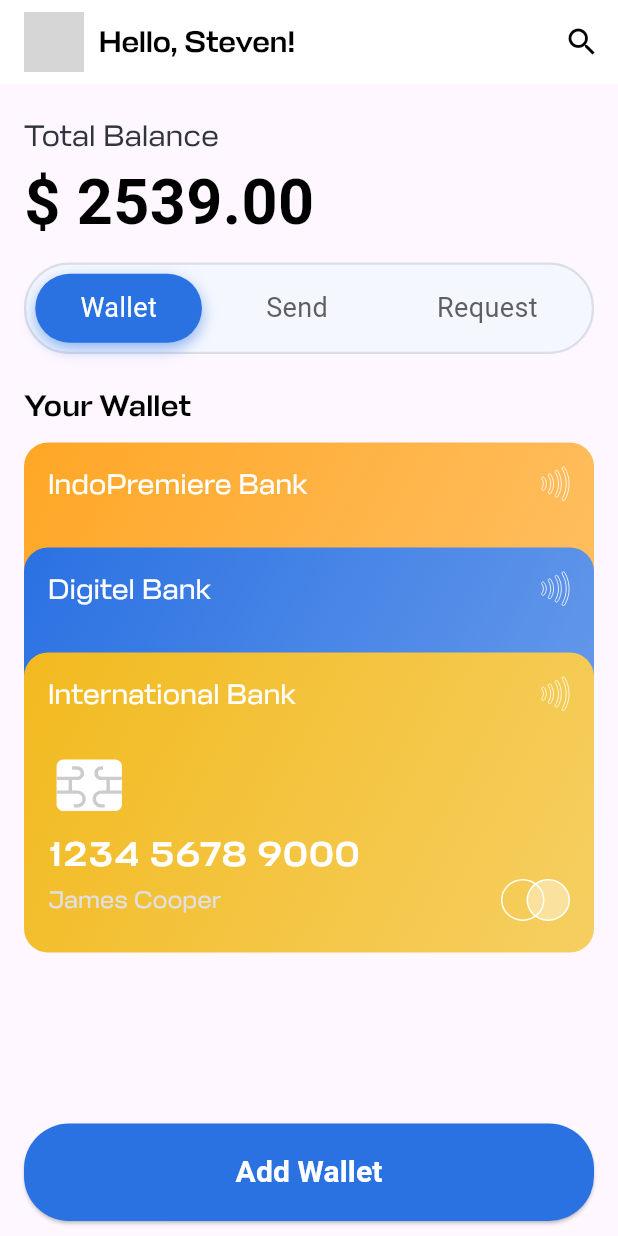
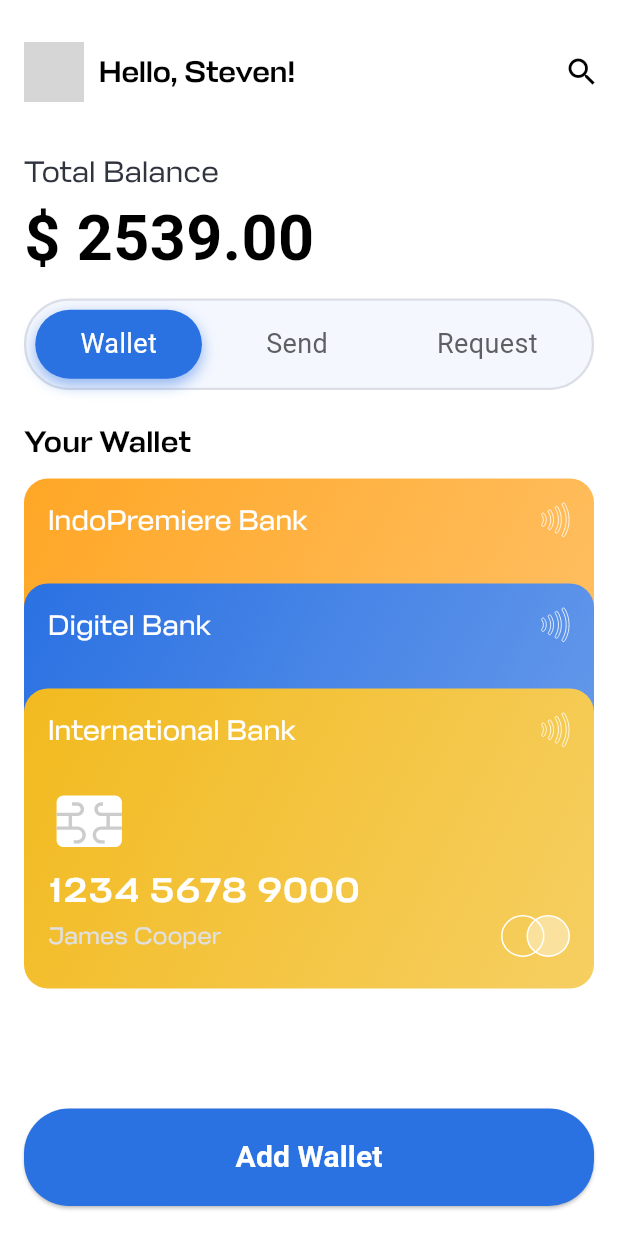
Before and after one commit to mhusainh/MobileProgramming-MoneyWalletMobileApp-Flutter, a Flutter app: the screen it shows after launch, after a tap on "Get Started", on a phone screen of 412 x 824 dp. Run offline on Flutter 3.47's test engine with Material 3 defaults, Android fonts, the phone set to English and light mode, and no system bars; our stand-ins replace flutter_svg; network calls fail; grey boxes are pictures that could not be loaded.

Commit message:
Penyesuaian Posisi Button dan mengubah warna background

```diff
--- /dev/null
+++ b/wallet_app/lib/core/constants/icons.dart
@@ -0,0 +1,5 @@
+class AppIcons {
+  static const nfc = 'assets/icons/nfc.svg';
+  static const cardChip = 'assets/icons/cardChip.svg';
+  static const masterCardLogo = 'assets/icons/masterCardLogo.svg';
+}
--- a/wallet_app/lib/core/constants/images.dart
+++ b/wallet_app/lib/core/constants/images.dart
@@ -1,4 +1,3 @@
 class AppImages {
-  static const avatarPlaceholder = 'assets/images/avatar_placeholder.png';
-  static const walletPlaceholder = 'assets/images/wallet_placeholder.png';
+  static const background = 'assets/images/background.png';
 }
--- a/wallet_app/lib/core/constants/string.dart
+++ b/wallet_app/lib/core/constants/string.dart
@@ -1,6 +1,6 @@
 class AppStrings {
-  static const welcomeMessage = 'Simple way to\nmanage your\nmoney.';
-  static const welcomeInformation = 'Amet minim mollit non deserunt ullamco est sit\naliqua dolor do amet sint. Velit officia consequat.';
+  static const welcomeMessage = 'Simple way to manage your money.';
+  static const welcomeInformation = 'Amet minim mollit non deserunt ullamco est sit aliqua dolor do amet sint. Velit officia consequat.';
   static const getStarted = 'Get Started';
   static const totalBalance = 'Total Balance';
 }
--- a/wallet_app/lib/core/global_component/BarButtonComponent.dart
+++ b/wallet_app/lib/core/global_component/BarButtonComponent.dart
@@ -10,8 +10,10 @@ class BarButtonComponent extends StatelessWidget {
   @override
   Widget build(BuildContext context) {
     double screenWidth = MediaQuery.of(context).size.width;
-    double adjustedWidth = screenWidth - 32; // Lebar disesuaikan agar memiliki padding di kiri dan kanan
-    double spacing = adjustedWidth * 0.029; // Jarak antar tombol berdasarkan lebar yang sudah disesuaikan
+    double adjustedWidth = screenWidth -
+        32; // Lebar disesuaikan agar memiliki padding di kiri dan kanan
+    double spacing = adjustedWidth *
+        0.029; // Jarak antar tombol berdasarkan lebar yang sudah disesuaikan
 
     return Center(
       child: Container(
--- a/wallet_app/lib/core/global_component/CardComponent.dart
+++ b/wallet_app/lib/core/global_component/CardComponent.dart
@@ -1,6 +1,7 @@
 import 'package:flutter/material.dart';
 import 'package:flutter_svg/flutter_svg.dart';
 import 'package:wallet_app/core/constants/color.dart';
+import 'package:wallet_app/core/constants/icons.dart';
 import 'package:wallet_app/core/global_component/Typography.dart';
 
 class CardComponent extends StatelessWidget {
@@ -55,7 +56,7 @@ class CardComponent extends StatelessWidget {
                 ),
               ),
               SvgPicture.asset(
-                'assets/icons/nfc.svg',
+                AppIcons.nfc,
                 height: 24,
                 color: AppColors.textColor2,
                 placeholderBuilder: (context) =>
@@ -67,7 +68,7 @@ class CardComponent extends StatelessWidget {
 
           // Ikon Chip
           SvgPicture.asset(
-            'assets/icons/cardChip.svg',
+            AppIcons.cardChip,
             height: 55,
             placeholderBuilder: (context) =>
                const Icon(Icons.error, color: Colors.red),
@@ -93,7 +94,7 @@ class CardComponent extends StatelessWidget {
                 style: AppTypography.bodyText(Colors.grey[300]),
               ),
               SvgPicture.asset(
-                'assets/icons/masterCardLogo.svg',
+                AppIcons.masterCardLogo,
                 height: 28,
                 placeholderBuilder: (context) =>
                    const Icon(Icons.error, color: Colors.red),
--- a/wallet_app/lib/features/money_transfer/screen/SendMoneyScreen.dart
+++ b/wallet_app/lib/features/money_transfer/screen/SendMoneyScreen.dart
@@ -51,6 +51,7 @@ class _SendMoneyScreenState extends State<SendMoneyScreen> {
         child: Column(
           children: [
             // BarButtonWidget di bagian atas
+            const SizedBox(height: 16.0),
             BarButtonWidget(
               selectedIndex: _selectedIndex,
               onItemTapped: _onItemTapped,
@@ -79,15 +80,16 @@ class _SendMoneyScreenState extends State<SendMoneyScreen> {
                         RichText(
                           text: TextSpan(
                             text: 'Your Total Balance: ',
-                            style: AppTypography.bodyText(const Color(0xFF2f343f)), // Gaya teks utama
+                            style: AppTypography.bodyText(
+                                const Color(0xFF2f343f)), // Gaya teks utama
                             children: <TextSpan>[
                               const TextSpan(
-                                text: '\$2,539 ',
-                                style: TextStyle(color: Colors.black)),
+                                  text: '\$2,539 ',
+                                  style: TextStyle(color: Colors.black)),
                               TextSpan(
-                                text: '(available)',
-                                style: AppTypography.bodyText(const Color(0xFF2f343f))
-                              ),
+                                  text: '(available)',
+                                  style: AppTypography.bodyText(
+                                      const Color(0xFF2f343f))),
                             ],
                           ),
                         ),
--- a/wallet_app/lib/features/onboarding/widgets/WelcomeIllustrationWidget.dart
+++ b/wallet_app/lib/features/onboarding/widgets/WelcomeIllustrationWidget.dart
@@ -1,10 +1,11 @@
 import 'package:flutter/material.dart';
+import 'package:wallet_app/core/constants/images.dart';
 
 class WelcomeIllustrationWidget extends StatelessWidget {
   @override
   Widget build(BuildContext context) {
     return Image.asset(
-      'assets/images/background.png', // Pastikan path gambar sesuai
+      AppImages.background, // Pastikan path gambar sesuai
       fit: BoxFit.cover, // Menutup seluruh layar
       width: MediaQuery.of(context).size.width,
       height: MediaQuery.of(context).size.height,
--- a/wallet_app/lib/features/wallet_management/screen/WalletScreen.dart
+++ b/wallet_app/lib/features/wallet_management/screen/WalletScreen.dart
@@ -34,19 +34,27 @@ class _WalletScreenState extends State<WalletScreen> {
   @override
   Widget build(BuildContext context) {
     return Scaffold(
-      appBar: AppBar(
-        automaticallyImplyLeading: false, // Remove back button
+      backgroundColor: AppColors.backgroundColor, // Menetapkan background putih
+      appBar: PreferredSize(
+        preferredSize: const Size.fromHeight(80.0),
+        child: Column(
+          children: [
+            const SizedBox(height: 20.0),
+            AppBar(
+              automaticallyImplyLeading: false,
               title: Row(
                 children: [
                   const CircleAvatar(
-              backgroundImage: NetworkImage('https://example.com/avatar.jpg'),
+                    backgroundImage:
+                        NetworkImage('https://example.com/avatar.jpg'),
                     radius: 20,
                   ),
                   const SizedBox(width: 10),
                   Text('Hello, Steven!', style: AppTypography.name()),
                 ],
               ),
-        backgroundColor: AppColors.backgroundColor,
+              backgroundColor:
+                  AppColors.backgroundColor, // Menetapkan AppBar juga putih
               elevation: 0,
               actions: [
                 IconButton(
@@ -55,13 +63,15 @@ class _WalletScreenState extends State<WalletScreen> {
                 ),
               ],
             ),
+          ],
+        ),
+      ),
       body: SingleChildScrollView(
         padding: const EdgeInsets.symmetric(horizontal: 16),
         child: Column(
           crossAxisAlignment: CrossAxisAlignment.start,
           children: [
             const SizedBox(height: 20),
-            // Simply include the TotalBalanceWidget
             TotalBalanceWidget(),
             const SizedBox(height: 10),
             Center(
@@ -81,7 +91,8 @@ class _WalletScreenState extends State<WalletScreen> {
         ),
       ),
       bottomNavigationBar: Padding(
-        padding: const EdgeInsets.symmetric(horizontal: 16),
+        padding: const EdgeInsets.fromLTRB(
+            16, 0, 16, 10), // Padding bawah ditambahkan di sini
         child: AddWalletButtonWidget(),
       ),
     );
```
Also changed, not shown: wallet_app/lib/features/money_transfer/widgets/KeypadWidget.dart (+10 -4 lines). Lines whose indentation alone changed are shown as unchanged.
